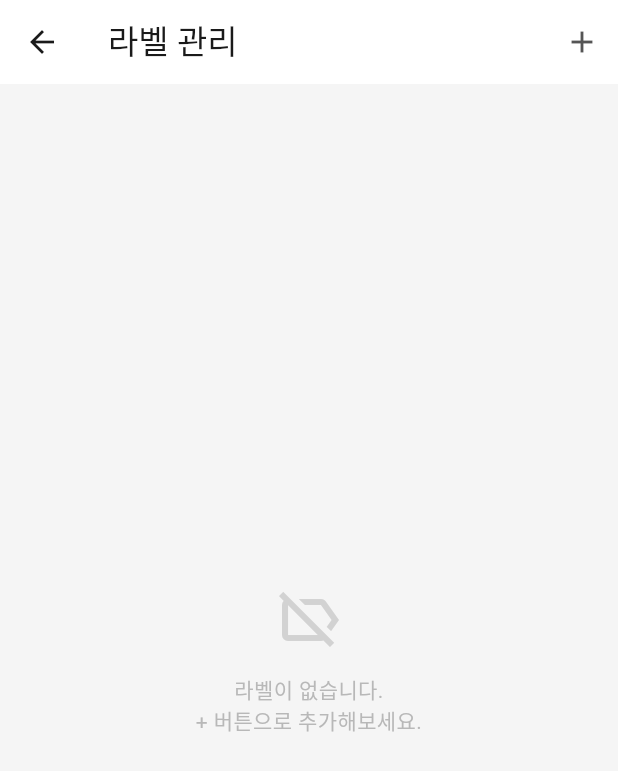
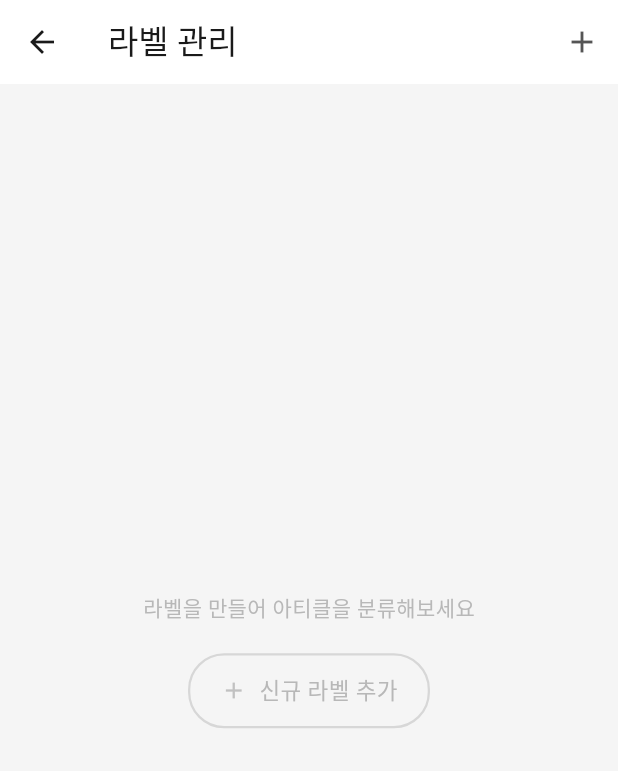
Before and after one commit to vljh246v/clib, a Flutter app: the LabelManagementScreen screen opened directly, on a phone screen of 412 x 824 dp. Shown: the top 771 px of the screen. Run offline on Flutter 3.47's test engine with Material 3 defaults, Android fonts, the phone set to English and light mode, and no system bars; our stand-ins replace flutter_card_swiper, flutter_local_notifications, hive, hive_flutter, timezone; accounts and stored records are empty.

Commit message:
fix info

```diff
--- a/lib/screens/label_management_screen.dart
+++ b/lib/screens/label_management_screen.dart
@@ -45,14 +45,42 @@ class _LabelManagementScreenState extends State<LabelManagementScreen> {
               child: Column(
                 mainAxisSize: MainAxisSize.min,
                 children: [
-                  Icon(Icons.label_off_outlined,
-                      size: 48, color: Colors.grey.withValues(alpha: 0.4)),
-                  const SizedBox(height: 12),
                   Text(
-                    '라벨이 없습니다.\n+ 버튼으로 추가해보세요.',
-                    textAlign: TextAlign.center,
+                    '라벨을 만들어 아티클을 분류해보세요',
                     style: TextStyle(
                         color: Colors.grey.withValues(alpha: 0.7), fontSize: 14),
+                  ),
+                  const SizedBox(height: 20),
+                  GestureDetector(
+                    onTap: () => _showLabelDialog(),
+                    child: Container(
+                      padding: const EdgeInsets.symmetric(
+                          horizontal: 20, vertical: 12),
+                      decoration: BoxDecoration(
+                        border: Border.all(
+                          color: Colors.grey.withValues(alpha: 0.35),
+                          width: 1.5,
+                        ),
+                        borderRadius: BorderRadius.circular(24),
+                      ),
+                      child: Row(
+                        mainAxisSize: MainAxisSize.min,
+                        children: [
+                          Icon(Icons.add,
+                              size: 18,
+                              color: Colors.grey.withValues(alpha: 0.6)),
+                          const SizedBox(width: 8),
+                          Text(
+                            '신규 라벨 추가',
+                            style: TextStyle(
+                              fontSize: 15,
+                              fontWeight: FontWeight.w500,
+                              color: Colors.grey.withValues(alpha: 0.7),
+                            ),
+                          ),
+                        ],
+                      ),
+                    ),
                   ),
                 ],
               ),
```
